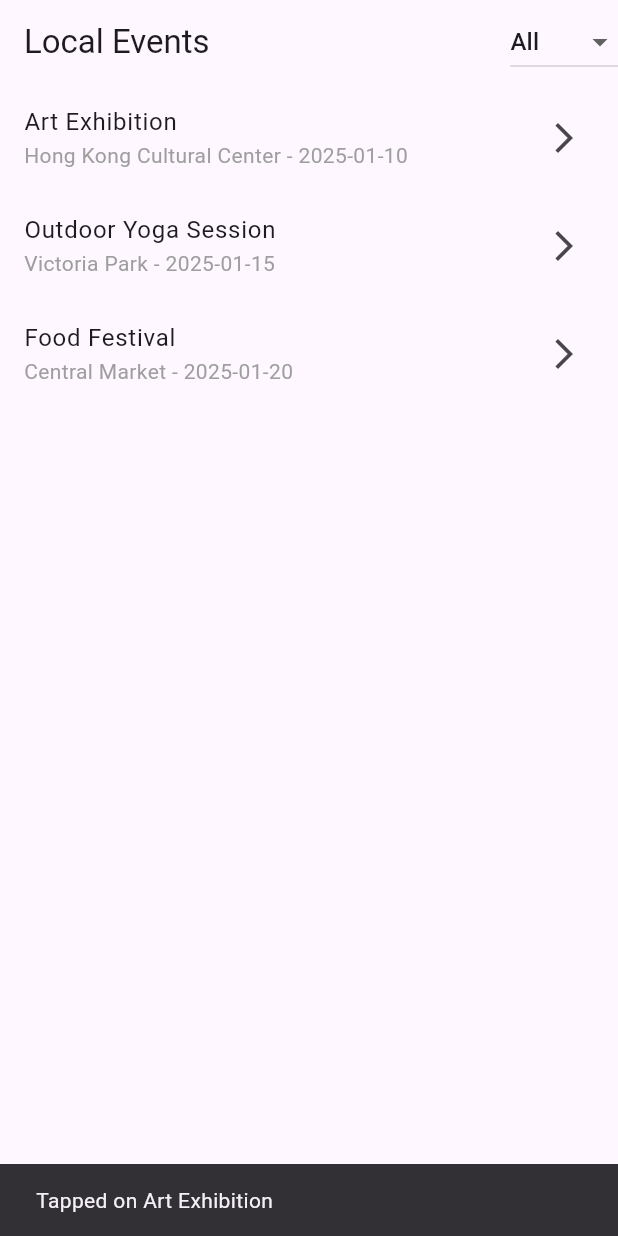
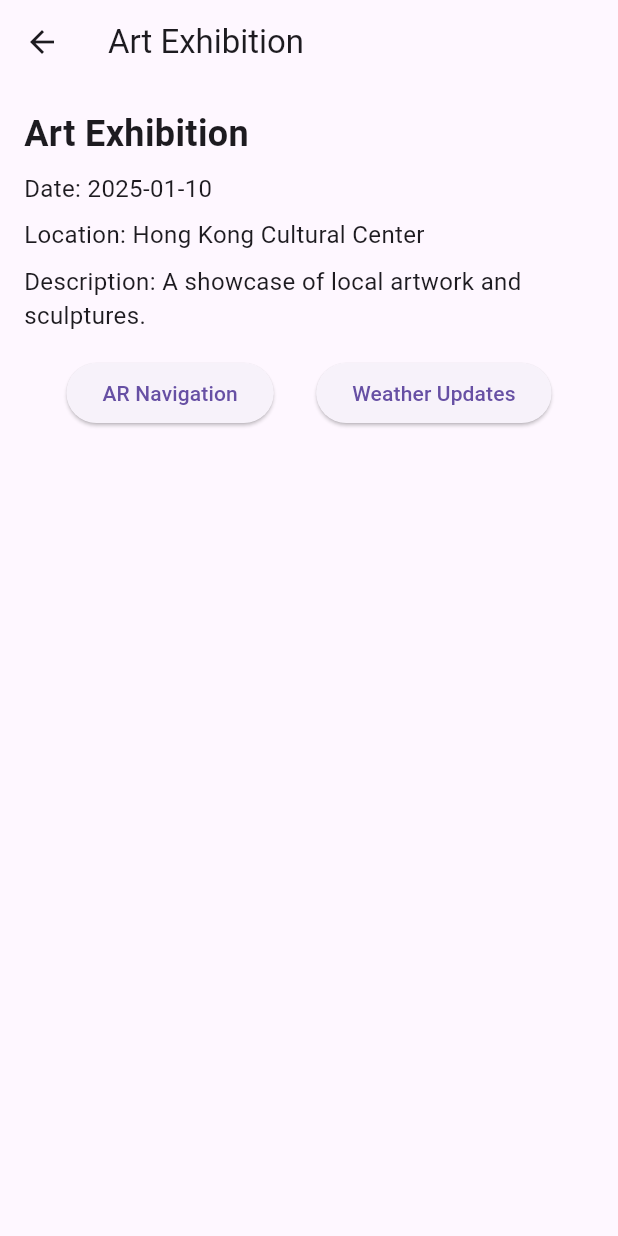
Before and after one commit to Daniel0u0/EventApp, a Flutter app: the screen it shows after launch, after a tap on "Art Exhibition", on a phone screen of 412 x 824 dp. Run offline on Flutter 3.47's test engine with Material 3 defaults, Android fonts, the phone set to English and light mode, and no system bars; missing offline and left inert: ar_flutter_plugin.

Commit message:
fixing ar function

```diff
--- /dev/null
+++ b/lib/screens/event_details_screen.dart
@@ -0,0 +1,86 @@
+import 'package:flutter/material.dart';
+import '../models/event.dart'; // Import your Event model
+import 'ar_navigation_screen.dart'; // Import the AR navigation screen
+
+class EventDetailsScreen extends StatelessWidget {
+  final Event event; // Event object passed from the previous screen
+
+  const EventDetailsScreen({Key? key, required this.event}) : super(key: key);
+
+  @override
+  Widget build(BuildContext context) {
+    return Scaffold(
+      appBar: AppBar(
+        title: Text(event.title), // Event title displayed in the app bar
+      ),
+      body: Padding(
+        padding: const EdgeInsets.all(16.0), // Add consistent padding to the screen
+        child: Column(
+          crossAxisAlignment: CrossAxisAlignment.start, // Align items to the start
+          children: [
+            // Event title
+            Text(
+              event.title,
+              style: TextStyle(fontSize: 24, fontWeight: FontWeight.bold),
+            ),
+            SizedBox(height: 8), // Add spacing between widgets
+
+            // Event date
+            Text(
+              "Date: ${event.date}",
+              style: TextStyle(fontSize: 16),
+            ),
+            SizedBox(height: 8),
+
+            // Event location
+            Text(
+              "Location: ${event.location}",
+              style: TextStyle(fontSize: 16),
+            ),
+            SizedBox(height: 8),
+
+            // Event description
+            Text(
+              "Description: ${event.description}",
+              style: TextStyle(fontSize: 16),
+            ),
+            SizedBox(height: 16), // Add larger spacing before buttons
+
+            // Add buttons for AR Navigation
+            Row(
+              mainAxisAlignment: MainAxisAlignment.spaceEvenly, // Space the buttons evenly
+              children: [
+                // AR Navigation Button
+                ElevatedButton(
+                  onPressed: () {
+                    // Navigate to the AR Navigation screen
+                    Navigator.push(
+                      context,
+                      MaterialPageRoute(
+                        builder: (context) => ARNavigationScreen(
+                          location: event.location, // Pass the event location
+                        ),
+                      ),
+                    );
+                  },
+                  child: Text("AR Navigation"),
+                ),
+
+                // Add more buttons here if needed (e.g., Weather Updates)
+                ElevatedButton(
+                  onPressed: () {
+                    // Placeholder for another feature, e.g., Weather Updates
+                    ScaffoldMessenger.of(context).showSnackBar(
+                      SnackBar(content: Text("Weather updates coming soon!")),
+                    );
+                  },
+                  child: Text("Weather Updates"),
+                ),
+              ],
+            ),
+          ],
+        ),
+      ),
+    );
+  }
+}
--- a/lib/screens/home_screen.dart
+++ b/lib/screens/home_screen.dart
@@ -1,6 +1,7 @@
 import 'package:flutter/material.dart';
 import '../models/event.dart';
 import '../services/event_service.dart';
+import 'event_details_screen.dart';
 
 class HomeScreen extends StatefulWidget {
   @override
@@ -18,7 +19,7 @@ class _HomeScreenState extends State<HomeScreen> {
     _loadEvents();
   }
 
-  // Loads event data from the service
+  // Loads events from the service
   Future<void> _loadEvents() async {
     final events = await _eventService.loadEvents();
     setState(() {
@@ -78,9 +79,12 @@ class _HomeScreenState extends State<HomeScreen> {
             ),
             trailing: Icon(Icons.arrow_forward_ios),
             onTap: () {
-              // Navigate to event details (to be implemented)
-              ScaffoldMessenger.of(context).showSnackBar(
-                SnackBar(content: Text('Tapped on ${event.title}')),
+              // Navigate to the Event Details screen
+              Navigator.push(
+                context,
+                MaterialPageRoute(
+                  builder: (context) => EventDetailsScreen(event: event),
+                ),
               );
             },
           );
--- a/pubspec.yaml
+++ b/pubspec.yaml
@@ -30,6 +30,8 @@ environment:
 dependencies:
   flutter:
     sdk: flutter
+  ar_flutter_plugin: ^0.7.3
+  http: ^1.2.2
 
   # The following adds the Cupertino Icons font to your application.
   # Use with the CupertinoIcons class for iOS style icons.
@@ -60,6 +62,7 @@ flutter:
   # To add assets to your application, add an assets section, like this:
   assets:
     - lib/data/events.json
+    - assets/models/location_marker.glb
   #   - images/a_dot_burr.jpeg
   #   - images/a_dot_ham.jpeg
 
```
Also changed, not shown: lib/screens/ar_navigation_screen.dart (added, +78 -0 lines), 5 other files.
